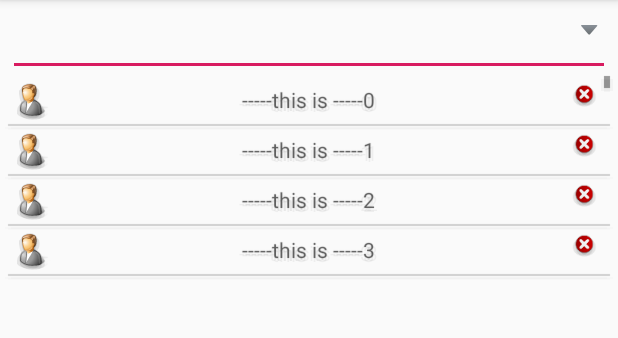
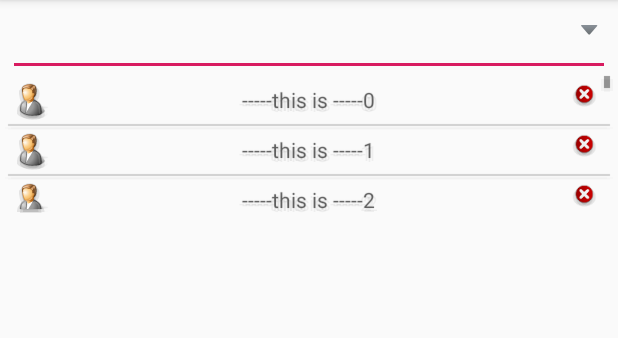
Before and after one commit to hello-brothers/CustomView, an Android app: the screen it shows after launch (MainActivity), after a tap on an icon or button, on a phone screen of 412 x 824 dp, the part 84-422 px from its top. Run offline under Robolectric (Android 15) with nearby library versions, the phone set to English and light mode, and no system bars.

Commit message:
popupwindow finish add util

```diff
--- /dev/null
+++ b/popupwindow/src/main/java/demo/lh/com/popupwindow/DensityUtil.java
@@ -0,0 +1,27 @@
+package demo.lh.com.popupwindow;
+
+import android.content.Context;
+
+/**
+ * 作者：杨光福 on 2016/5/14 16:06
+ * 微信：yangguangfu520
+ * QQ号：541433511
+ * 作用：xxxx
+ */
+public class DensityUtil {
+    /**
+     * 根据手机的分辨率从 dip 的单位 转成为 px(像素)
+     */
+    public static int dip2px(Context context, float dpValue) {
+        final float scale = context.getResources().getDisplayMetrics().density;
+        return (int) (dpValue * scale + 0.5f);
+    }
+
+    /**
+     * 根据手机的分辨率从 px(像素) 的单位 转成为 dp
+     */
+    public static int px2dip(Context context, float pxValue) {
+        final float scale = context.getResources().getDisplayMetrics().density;
+        return (int) (pxValue / scale + 0.5f);
+    }
+}
--- a/popupwindow/src/main/java/demo/lh/com/popupwindow/MainActivity.java
+++ b/popupwindow/src/main/java/demo/lh/com/popupwindow/MainActivity.java
@@ -34,7 +34,7 @@ public class MainActivity extends AppCompatActivity {
 
     private void initData() {
         contents = new ArrayList<>();
-        for (int i = 0; i <100; i++){
+        for (int i = 0; i < 100; i++) {
             contents.add("-----this is -----" + i);
         }
 
@@ -44,10 +44,11 @@ public class MainActivity extends AppCompatActivity {
         img_arrow.setOnClickListener(new View.OnClickListener() {
             @Override
             public void onClick(View view) {
-                if (popupWindow == null){
+                if (popupWindow == null) {
                     popupWindow = new PopupWindow();
                     popupWindow.setContentView(listView);
-                    popupWindow.setHeight(200);
+                    int height = DensityUtil.px2dip(MainActivity.this, 200);
+                    popupWindow.setHeight(height);
                     popupWindow.setWidth(et_text.getWidth());
                     popupWindow.setFocusable(true);
                 }
@@ -61,7 +62,7 @@ public class MainActivity extends AppCompatActivity {
             public void onItemClick(AdapterView<?> parent, View view, int position, long id) {
                 String content = contents.get(position);
                 et_text.setText(content);
-                if (popupWindow != null && popupWindow.isShowing()){
+                if (popupWindow != null && popupWindow.isShowing()) {
                     popupWindow.dismiss();
                     popupWindow = null;
                 }
@@ -98,14 +99,14 @@ public class MainActivity extends AppCompatActivity {
         @Override
         public View getView(int position, View convertView, ViewGroup viewGroup) {
             ViewHolder viewHolder;
-            if (convertView == null){
+            if (convertView == null) {
                 convertView = View.inflate(MainActivity.this, R.layout.item_main, null);
                 viewHolder = new ViewHolder();
                 viewHolder.tx_content = convertView.findViewById(R.id.tv_content);
                 viewHolder.img_delete = convertView.findViewById(R.id.img_delete);
                 convertView.setTag(viewHolder);
 
-            }else {
+            } else {
                 viewHolder = (ViewHolder) convertView.getTag();
             }
             final String msg = contents.get(position);
```
